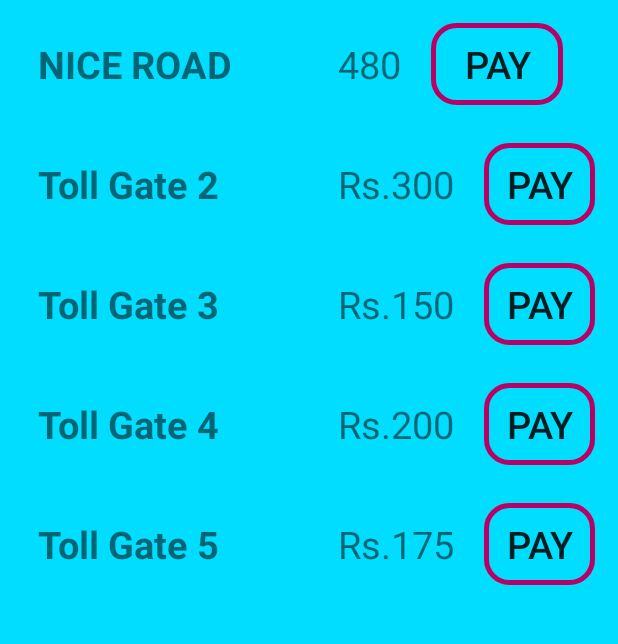
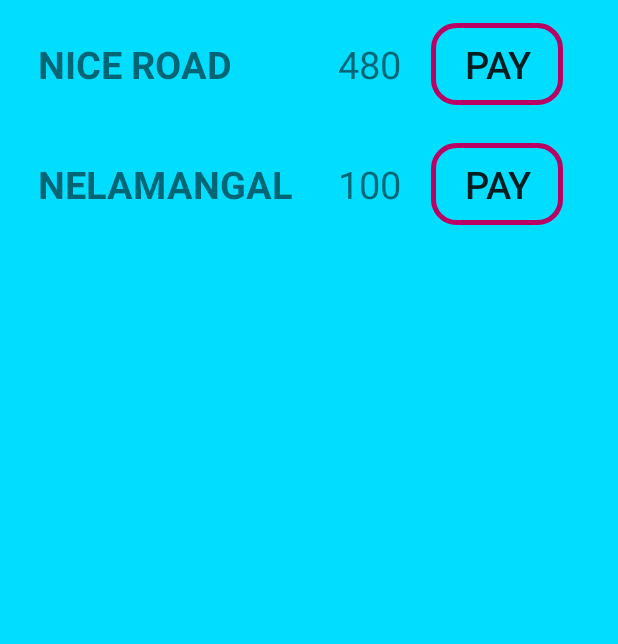
Before and after one commit to kkmhere/Intelli_Tollgate, an Android app: the home screen opened directly, with no data from a screen before it, on a phone screen of 412 x 824 dp, the part 107-751 px from its top. Run offline under Robolectric (Android 15) with nearby library versions, the phone set to English and light mode, and no system bars; our stand-ins replace Firebase (no records; nobody signed in at launch, a user with empty details on screens opened directly).

Commit message:
update(v.1.0.0)

```diff
--- a/app/src/main/java/com/example/intelli_tollgate/home.java
+++ b/app/src/main/java/com/example/intelli_tollgate/home.java
@@ -28,7 +28,7 @@ import com.google.firebase.database.ValueEventListener;
 
 public class home extends AppCompatActivity {
     Button pay1,pay2,pay3,pay4,pay5;
-    int walletBalance,niceAmountInt,payStatus=0;
+    int walletBalance,niceAmountInt,payStatus=0,nelaAmountInt;
     int liveBalance;
     int currentBalance;
     private FirebaseAuth mAuth;
@@ -36,7 +36,7 @@ public class home extends AppCompatActivity {
     DatabaseReference myRef;
     DatabaseReference myref1;
     DatabaseReference payRef;
-    String niceAmount;
+    String niceAmount,nelaAmount;
     @Override
     protected void onCreate(Bundle savedInstanceState) {
         super.onCreate(savedInstanceState);
@@ -54,12 +54,14 @@ public class home extends AppCompatActivity {
     //    myRef.setValue(walletBalance);
         pay1 = findViewById(R.id.pay1);
         pay2 = findViewById(R.id.pay2);
-        pay3 = findViewById(R.id.pay3);
-        pay4 = findViewById(R.id.pay4);
-        pay5 = findViewById(R.id.pay5);
+
         TextView nice=(TextView)findViewById(R.id.nice_amount);
         niceAmount=nice.getText().toString();
         niceAmountInt= Integer.parseInt(niceAmount);
+
+        TextView nela=(TextView)findViewById(R.id.nela_Amount);
+        nelaAmount=nela.getText().toString();
+        nelaAmountInt= Integer.parseInt(nelaAmount);
 
         pay1.setOnClickListener(new View.OnClickListener() {
             @Override
@@ -98,30 +100,36 @@ public class home extends AppCompatActivity {
         pay2.setOnClickListener(new View.OnClickListener() {
             @Override
             public void onClick(View view) {
+                myref1.child(user.getUid()).addListenerForSingleValueEvent(new ValueEventListener() {
+                    @Override
+                    public void onDataChange(DataSnapshot dataSnapshot) {
+                        currentBalance = dataSnapshot.getValue(Integer.class);
 
+                    }
+
+                    @Override
+                    public void onCancelled(DatabaseError databaseError) {
+                    }
+                });
+
+                //Toast.makeText(home.this,String.valueOf(currentBalance),Toast.LENGTH_SHORT).show();
+                if(currentBalance>=nelaAmountInt)
+                {
+                    currentBalance=currentBalance-nelaAmountInt;
+                    payStatus=1;
+                    payRef.setValue(payStatus);
+                    myRef.setValue(currentBalance);
+                    Toast.makeText(home.this,"Toll PAID.. \nNew BALANCE ->"+String.valueOf(currentBalance),Toast.LENGTH_LONG).show();
+                }
+                else
+                {
+
+                    Toast.makeText(home.this,"Balance Hana Illa",Toast.LENGTH_LONG).show();
+                }
             }
         });
 
-        pay3.setOnClickListener(new View.OnClickListener() {
-            @Override
-            public void onClick(View view) {
 
-            }
-        });
-
-        pay4.setOnClickListener(new View.OnClickListener() {
-            @Override
-            public void onClick(View view) {
-
-            }
-        });
-
-        pay5.setOnClickListener(new View.OnClickListener() {
-            @Override
-            public void onClick(View view) {
-
-            }
-        });
 
         Toolbar toolbar=(Toolbar)findViewById(R.id.mytoolbar);
         if(toolbar!=null)
@@ -146,7 +154,7 @@ public class home extends AppCompatActivity {
                 myref1.child(user.getUid()).addListenerForSingleValueEvent(new ValueEventListener() {
                     @Override
                     public void onDataChange(DataSnapshot dataSnapshot) {
-                        liveBalance = dataSnapshot.getValue(Integer.class);
+                        currentBalance = dataSnapshot.getValue(Integer.class);
 
                     }
 
@@ -156,7 +164,7 @@ public class home extends AppCompatActivity {
                 });
                 Toast.makeText(home.this,"WALLET SELECTED",Toast.LENGTH_SHORT).show();
                 AlertDialog.Builder builder = new AlertDialog.Builder(home.this);
-                builder.setMessage("WALLET BALANCE ->"+liveBalance)
+                builder.setMessage("WALLET BALANCE ->"+currentBalance)
                         .setPositiveButton("OK", new DialogInterface.OnClickListener() {
                             public void onClick(DialogInterface dialog, int id) {
                                 // FIRE ZE MISSILES!
@@ -176,7 +184,7 @@ public class home extends AppCompatActivity {
                             @Override
                             public void onClick(DialogInterface dialog, int id) {
 
-                                walletBalance=liveBalance+100;
+                                walletBalance=currentBalance+100;
                                 Toast.makeText(home.this,"New Balance="+walletBalance,Toast.LENGTH_LONG).show();
                                 myRef.setValue(walletBalance);
                             }
--- a/app/src/main/res/layout/activity_home.xml
+++ b/app/src/main/res/layout/activity_home.xml
@@ -75,17 +75,17 @@
                 android:layout_height="50dp"
                 android:layout_marginTop="15dp"
                 android:padding="10dp"
-                android:text="Toll Gate 2"
+                android:text="NELAMANGALA"
                 android:textSize="25sp"
                 android:textStyle="bold" />
 
             <TextView
-                android:id="@+id/Amount_toll_2"
+                android:id="@+id/nela_Amount"
                 android:layout_width="wrap_content"
                 android:layout_height="50dp"
                 android:layout_marginTop="15dp"
                 android:padding="10dp"
-                android:text="Rs.300"
+                android:text="100"
                 android:textSize="25sp" />
 
             <Button
@@ -100,116 +100,6 @@
                 android:textSize="25sp" />
         </LinearLayout>
 
-        <LinearLayout
-            android:id="@+id/linear_layout_3"
-            android:layout_width="match_parent"
-            android:layout_height="80dp"
-            android:orientation="horizontal">
-
-            <TextView
-                android:id="@+id/toll_gate_3"
-                android:layout_width="200dp"
-                android:layout_height="50dp"
-                android:layout_marginTop="15dp"
-                android:padding="10dp"
-                android:text="Toll Gate 3"
-                android:textSize="25sp"
-                android:textStyle="bold" />
-
-            <TextView
-                android:id="@+id/Amount_toll_3"
-                android:layout_width="wrap_content"
-                android:layout_height="50dp"
-                android:layout_marginTop="15dp"
-                android:padding="10dp"
-                android:text="Rs.150"
-                android:textSize="25sp" />
-
-            <Button
-                android:id="@+id/pay3"
-                android:layout_width="wrap_content"
-                android:layout_height="wrap_content"
-                android:layout_marginLeft="10dp"
-                android:layout_marginTop="15dp"
-                android:background="@drawable/input_design"
-                android:padding="10dp"
-                android:text="PAY"
-                android:textSize="25sp" />
-        </LinearLayout>
-
-        <LinearLayout
-            android:id="@+id/linear_layout_4"
-            android:layout_width="match_parent"
-            android:layout_height="80dp"
-            android:orientation="horizontal">
-
-            <TextView
-                android:id="@+id/toll_gate_4"
-                android:layout_width="200dp"
-                android:layout_height="50dp"
-                android:layout_marginTop="15dp"
-                android:padding="10dp"
-                android:text="Toll Gate 4"
-                android:textSize="25sp"
-                android:textStyle="bold" />
-
-            <TextView
-                android:id="@+id/Amount_toll_4"
-                android:layout_width="wrap_content"
-                android:layout_height="50dp"
-                android:layout_marginTop="15dp"
-                android:padding="10dp"
-                android:text="Rs.200"
-                android:textSize="25sp" />
-
-            <Button
-                android:id="@+id/pay4"
-                android:layout_width="wrap_content"
-                android:layout_height="wrap_content"
-                android:layout_marginLeft="10dp"
-                android:layout_marginTop="15dp"
-                android:background="@drawable/input_design"
-                android:padding="10dp"
-                android:text="PAY"
-                android:textSize="25sp" />
-        </LinearLayout>
-
-        <LinearLayout
-            android:id="@+id/linear_layout_5"
-            android:layout_width="match_parent"
-            android:layout_height="80dp"
-            android:orientation="horizontal">
-
-            <TextView
-                android:id="@+id/toll_gate_5"
-                android:layout_width="200dp"
-                android:layout_height="50dp"
-                android:layout_marginTop="15dp"
-                android:padding="10dp"
-                android:text="Toll Gate 5"
-                android:textSize="25sp"
-                android:textStyle="bold" />
-
-            <TextView
-                android:id="@+id/Amount_toll_5"
-                android:layout_width="wrap_content"
-                android:layout_height="50dp"
-                android:layout_marginTop="15dp"
-                android:padding="10dp"
-                android:text="Rs.175"
-                android:textSize="25sp" />
-
-            <Button
-                android:id="@+id/pay5"
-                android:layout_width="wrap_content"
-                android:layout_height="wrap_content"
-                android:layout_marginLeft="10dp"
-                android:layout_marginTop="15dp"
-                android:background="@drawable/input_design"
-                android:padding="10dp"
-                android:text="PAY"
-                android:textSize="25sp" />
-        </LinearLayout>
 
 
     </LinearLayout>
```
